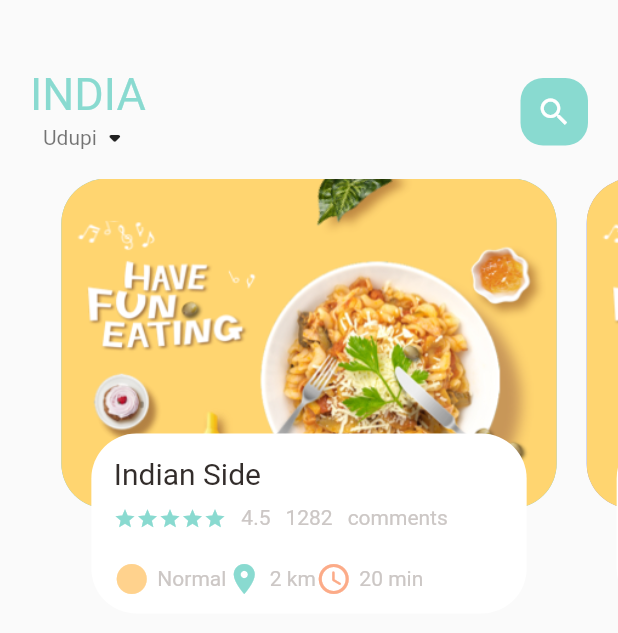
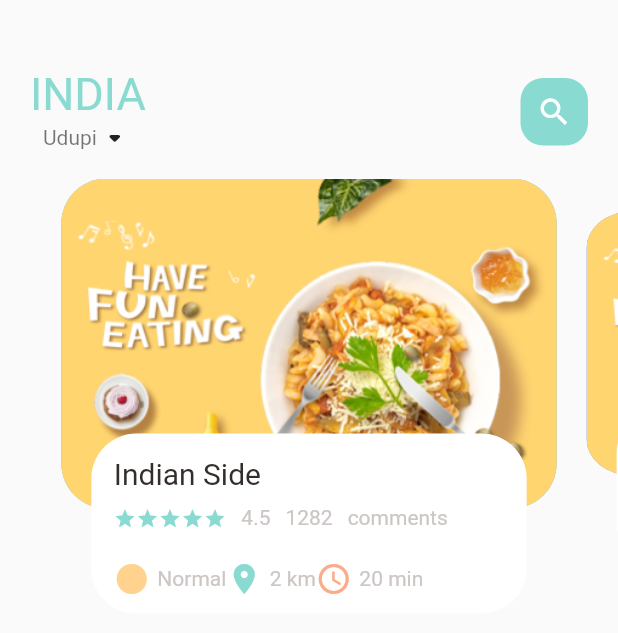
Before and after one commit to TheShreyasShetty/foodie, a Flutter app: the screen it shows after launch, on a phone screen of 412 x 824 dp. Shown: the top 633 px of the screen. Run offline on Flutter 3.47's test engine with Material 2 defaults, Android fonts, the phone set to English and light mode, and no system bars.

Commit message:
Fourth Commit created the sliding animation by the dart codes.

```diff
--- a/lib/home/food_page_body.dart
+++ b/lib/home/food_page_body.dart
@@ -15,6 +15,8 @@ class FoodPageBody extends StatefulWidget {
 class _FoodPageBodyState extends State<FoodPageBody> {
   PageController pageController = PageController(viewportFraction: 0.85);
   var _currPageValue = 0.0;
+  double _height = 220;
+  double _scaleFactor = 0.8;
 
   @override
   void initState(){
@@ -45,7 +47,31 @@ class _FoodPageBodyState extends State<FoodPageBody> {
     );
   }
   Widget _buildPageItem(int index){
-    return Stack(
+    Matrix4 matrix = new Matrix4.identity();
+    if(index == _currPageValue.floor()){
+      var currScale = 1-(_currPageValue-index)*(1-_scaleFactor);
+      var currTrans = _height*(1-currScale)/2;
+      matrix = Matrix4.diagonal3Values(1,currScale,1)..setTranslationRaw(0, currTrans, 0);
+
+    }else if(index == _currPageValue.floor()+1){
+      var currScale = _scaleFactor+(_currPageValue-index+1)*(1-_scaleFactor);
+      var currTrans = _height*(1-currScale)/2;
+      matrix = Matrix4.diagonal3Values(1,currScale,1);
+      matrix = Matrix4.diagonal3Values(1,currScale,1)..setTranslationRaw(0, currTrans, 0);
+
+    }else if(index == _currPageValue.floor()-1){
+      var currScale = 1-(_currPageValue-index)*(1-_scaleFactor);
+      var currTrans = _height*(1-currScale)/2;
+      matrix = Matrix4.diagonal3Values(1,currScale,1);
+      matrix = Matrix4.diagonal3Values(1,currScale,1)..setTranslationRaw(0, currTrans, 0);
+    }else {
+      var currScale = 0.8;
+      matrix = Matrix4.diagonal3Values(1,currScale,1)..setTranslationRaw(0, _height*(1-_scaleFactor)/2, 0);
+
+    }
+
+    return Transform(transform: matrix,
+      child: Stack(
         children: [
           Container(
             height: 220,
@@ -111,6 +137,7 @@ class _FoodPageBodyState extends State<FoodPageBody> {
             ),
          )
         ],
+      ),
     );
   }
 }
```
Lines whose indentation alone changed are shown as unchanged.
